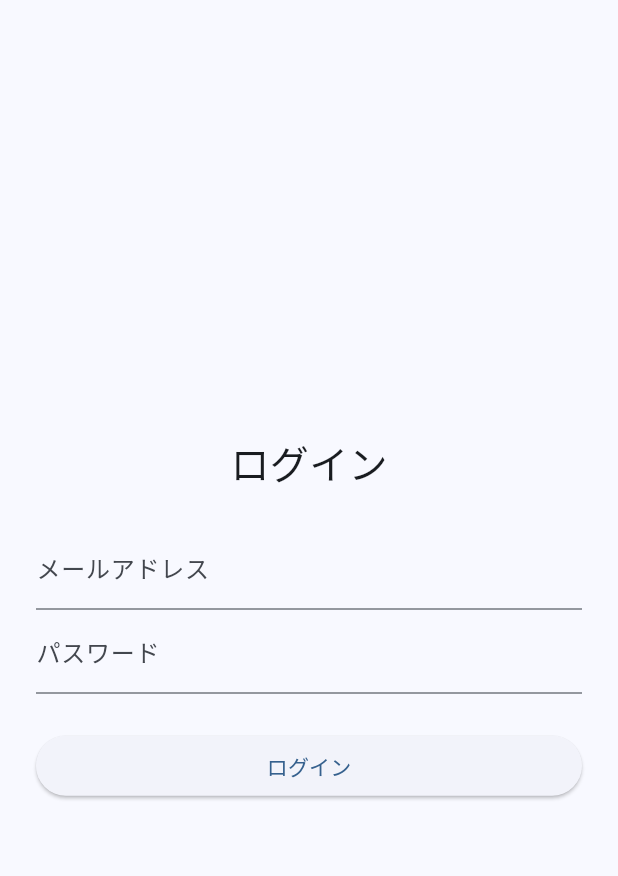
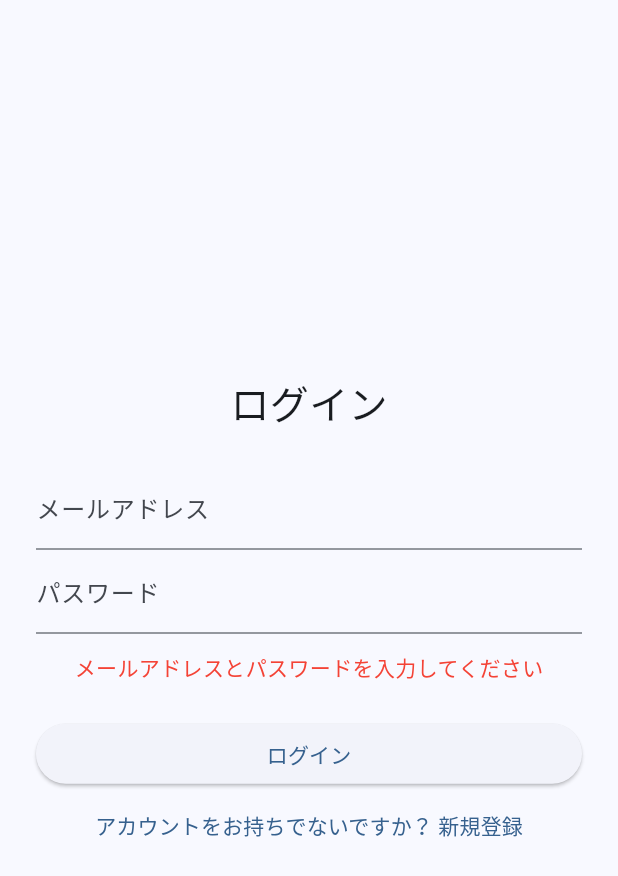
Before and after one commit to a-oba4485/TeamE, a Flutter app: the screen it shows after launch, after a tap on "ログイン", on a phone screen of 412 x 824 dp. Shown: the top 876 px of the screen. Run offline on Flutter 3.47's test engine with Material 3 defaults, Android fonts, the phone set to English and light mode, and no system bars; our stand-ins replace supabase_flutter; missing offline and left inert: countries_world_map; accounts and stored records are empty.

```diff
--- a/TeamE_application/lib/login_page.dart
+++ b/TeamE_application/lib/login_page.dart
@@ -1,5 +1,7 @@
 import 'package:flutter/material.dart';
 import 'package:supabase_flutter/supabase_flutter.dart';
+import 'main.dart'; // MapScreen を使うため
+import 'register_page.dart';
 
 class LoginPage extends StatefulWidget {
   const LoginPage({super.key});
@@ -11,6 +13,8 @@ class LoginPage extends StatefulWidget {
 class _LoginPageState extends State<LoginPage> {
   final _emailController = TextEditingController();
   final _passwordController = TextEditingController();
+  bool _isLoading = false;
+  String? _errorMessage;
 
   @override
   void dispose() {
@@ -19,10 +23,40 @@ class _LoginPageState extends State<LoginPage> {
     super.dispose();
   }
 
-  void _login() {
+  Future<void> _login() async {
     final email = _emailController.text.trim();
     final password = _passwordController.text;
-    print('メール: $email /  パスワード : $password');
+
+    if (email.isEmpty || password.isEmpty) {
+      setState(() => _errorMessage = 'メールアドレスとパスワードを入力してください');
+      return;
+    }
+
+    setState(() {
+      _isLoading = true;
+      _errorMessage = null;
+    });
+
+    try {
+      final supabase = Supabase.instance.client;
+      await supabase.auth.signInWithPassword(email: email, password: password);
+      if (!mounted) return;
+      // ログイン後は、戻るボタンでログイン画面に戻れないよう置き換える
+      Navigator.pushReplacement(
+        context,
+        MaterialPageRoute(builder: (_) => const MapScreen()),
+      );
+    } on AuthException {
+      if (mounted) {
+        setState(() => _errorMessage = 'メールアドレスまたはパスワードが違います');
+      }
+    } catch (_) {
+      if (mounted) {
+        setState(() => _errorMessage = '通信に失敗しました。時間をおいて再度お試しください');
+      }
+    } finally {
+      if (mounted) setState(() => _isLoading = false);
+    }
   }
 
   @override
@@ -38,20 +72,37 @@ class _LoginPageState extends State<LoginPage> {
             TextField(
               controller: _emailController,
               keyboardType: TextInputType.emailAddress,
-              decoration: InputDecoration(labelText: 'メールアドレス'),
+              decoration: const InputDecoration(labelText: 'メールアドレス'),
             ),
             TextField(
               controller: _passwordController,
               obscureText: true,
-              decoration: InputDecoration(labelText: 'パスワード'),
+              decoration: const InputDecoration(labelText: 'パスワード'),
             ),
+            if (_errorMessage != null) ...[
+              const SizedBox(height: 12),
+              Text(_errorMessage!, style: const TextStyle(color: Colors.red)),
+            ],
             const SizedBox(height: 24),
             SizedBox(
               width: double.infinity,
               child: ElevatedButton(
-                onPressed: _login,
-                child: const Text('ログイン'),
+                onPressed: _isLoading ? null : _login,
+                child: _isLoading
+                    ? const SizedBox(
+                        height: 20,
+                        width: 20,
+                        child: CircularProgressIndicator(strokeWidth: 2),
+                      )
+                    : const Text('ログイン'),
               ),
+            ),
+            TextButton(
+              onPressed: () => Navigator.push(
+                context,
+                MaterialPageRoute(builder: (_) => const RegisterPage()),
+              ),
+              child: const Text('アカウントをお持ちでないですか？ 新規登録'),
             ),
           ],
         ),
```
Also changed, not shown: TeamE_application/lib/register_page.dart (added, +100 -0 lines).
